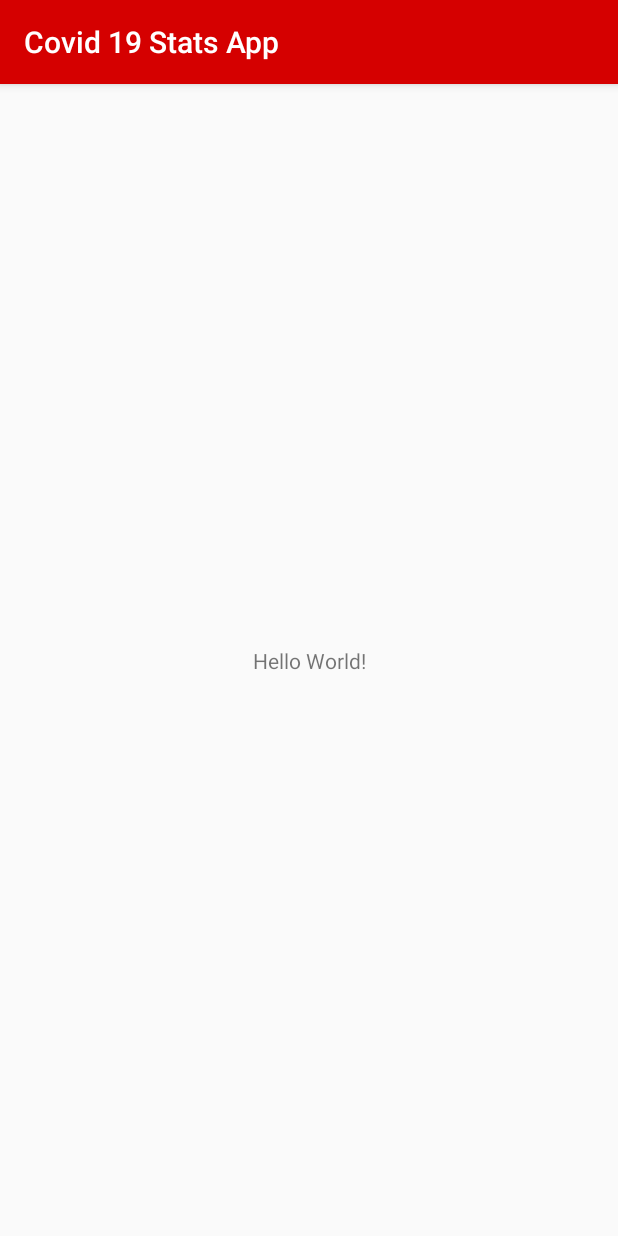
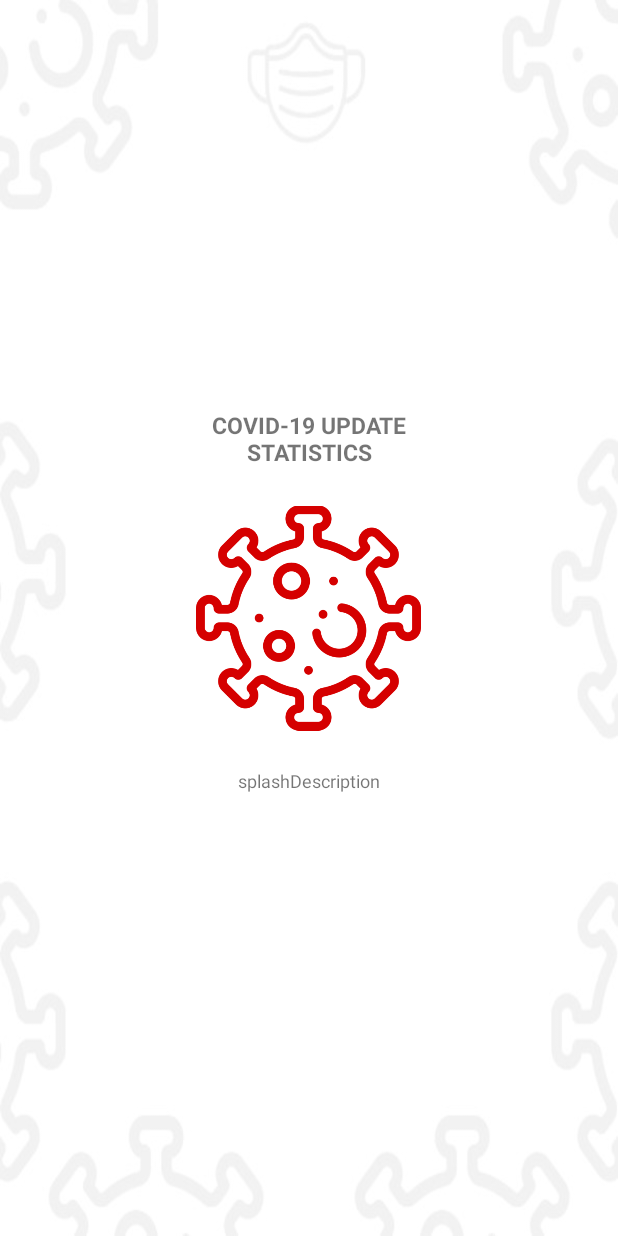
Before and after one commit to MosesWangira/Covid19-Application-Stats, an Android app: the screen it shows after launch (MainActivity before the commit, SplashScreen after it), on a phone screen of 412 x 824 dp. Run offline under Robolectric (Android 15) with nearby library versions, the phone set to English and light mode, and no system bars; our stand-ins replace data binding.

Commit message:
change launcher to splash activity

```diff
--- a/app/src/main/AndroidManifest.xml
+++ b/app/src/main/AndroidManifest.xml
@@ -4,19 +4,20 @@
 
     <application
         android:allowBackup="true"
-        android:icon="@mipmap/ic_launcher"
+        android:icon="@mipmap/coronavirus"
         android:label="@string/app_name"
         android:roundIcon="@mipmap/ic_launcher_round"
         android:supportsRtl="true"
         android:theme="@style/AppTheme">
-        <activity android:name=".ui.activities.SplashScreen"></activity>
-        <activity android:name=".ui.activities.MainActivity">
+        <activity android:name=".ui.activities.SplashScreen"
+            android:theme="@style/AppTheme.NoActionBar">
             <intent-filter>
                 <action android:name="android.intent.action.MAIN" />
 
                 <category android:name="android.intent.category.LAUNCHER" />
             </intent-filter>
         </activity>
+        <activity android:name=".ui.activities.MainActivity"/>
     </application>
 
 </manifest>
--- a/app/src/main/res/layout/activity_splash_screen.xml
+++ b/app/src/main/res/layout/activity_splash_screen.xml
@@ -1,9 +1,45 @@
 <?xml version="1.0" encoding="utf-8"?>
-<androidx.constraintlayout.widget.ConstraintLayout xmlns:android="http://schemas.android.com/apk/res/android"
-    xmlns:app="http://schemas.android.com/apk/res-auto"
-    xmlns:tools="http://schemas.android.com/tools"
+<layout xmlns:android="http://schemas.android.com/apk/res/android"
+xmlns:app="http://schemas.android.com/apk/res-auto"
+xmlns:tools="http://schemas.android.com/tools">
+
+<RelativeLayout
     android:layout_width="match_parent"
     android:layout_height="match_parent"
+    android:background="@drawable/splashimage"
     tools:context=".ui.activities.SplashScreen">
 
-</androidx.constraintlayout.widget.ConstraintLayout>
+    <TextView
+        android:id="@+id/splashText"
+        android:layout_width="match_parent"
+        android:layout_height="wrap_content"
+        android:gravity="center"
+        android:layout_above="@id/splashImage"
+        android:text="@string/corona_virus_statistics"
+        android:textSize="15sp"
+        android:textStyle="bold"
+        />
+
+    <ImageView
+        android:id="@+id/splashImage"
+        android:layout_width="150dp"
+        android:layout_height="200dp"
+        android:contentDescription="@string/splashimage"
+        android:layout_centerInParent="true"
+        app:srcCompat="@drawable/coronavirus"
+        app:tint="@color/colorPrimary" />
+
+    <TextView
+        android:id="@+id/splashDescription"
+        android:layout_width="match_parent"
+        android:layout_height="wrap_content"
+        android:layout_marginStart="20dp"
+        android:layout_marginEnd="20dp"
+        android:gravity="center"
+        android:layout_below="@id/splashImage"
+        android:text="@string/splashdescription"
+        android:textSize="12sp"
+        />
+
+</RelativeLayout>
+</layout>
--- a/app/src/main/res/values/strings.xml
+++ b/app/src/main/res/values/strings.xml
@@ -1,5 +1,5 @@
 <resources>
-    <string name="app_name">Covid 19 Stats App</string>
+    <string name="app_name">Covid19 Stats</string>
 
     <string name="splashimage">splashImage</string>
     <string name="corona_virus_statistics">COVID\-19 UPDATE\nSTATISTICS</string>
```
Also changed, not shown: app/src/main/res/mipmap/coronavirus.png (added).
